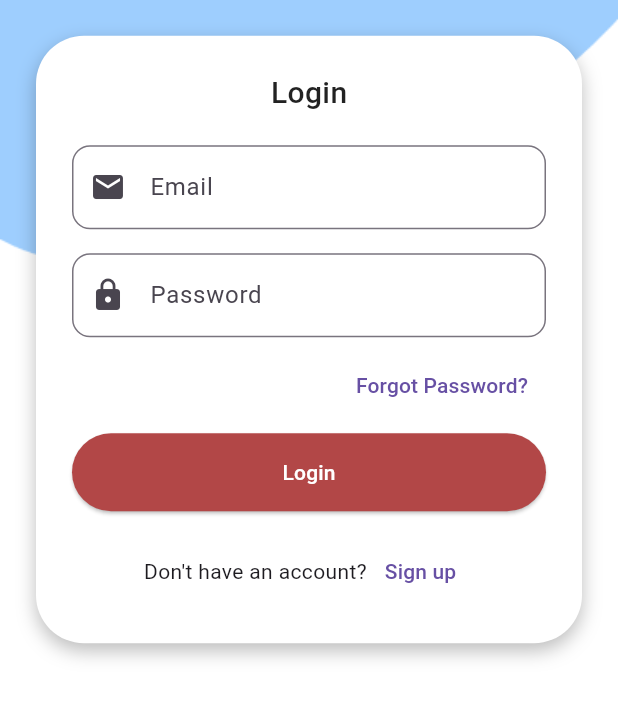
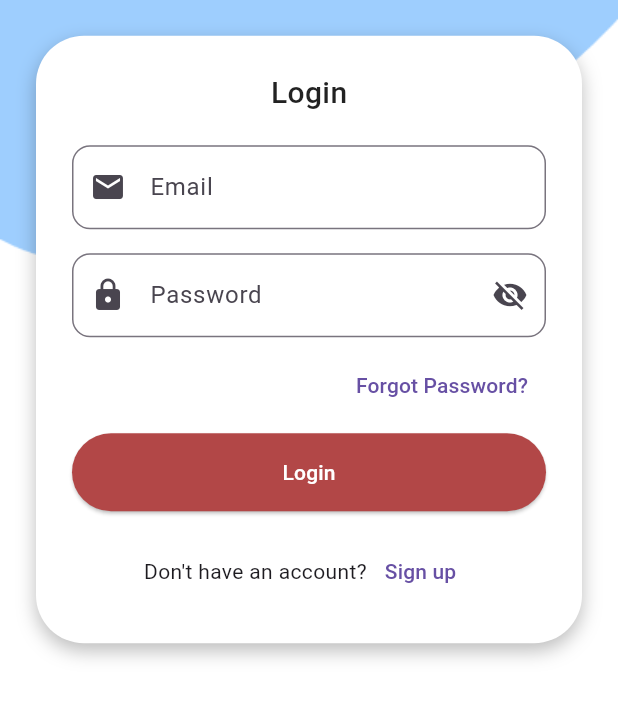
Before and after one commit to stha9840/gadikhoj, a Flutter app: the screen it shows after launch, on a phone screen of 412 x 824 dp, the part 331-1052 px from its top. Run offline on Flutter 3.47's test engine with Material 3 defaults, Android fonts, the phone set to English and light mode, and no system bars; our stand-ins replace animated_splash_screen, lottie; Roboto replaces fonts that are missing (Arial).

Commit message:
password visibility

```diff
--- a/lib/view/login_view.dart
+++ b/lib/view/login_view.dart
@@ -11,6 +11,8 @@ class _LoginViewState extends State<LoginView> {
   final _emailController = TextEditingController();
   final _passwordController = TextEditingController();
   final _formKey = GlobalKey<FormState>();
+  bool _obscurePassword = true;
+
 
   void _login() {
     if (_formKey.currentState!.validate()) {
@@ -25,6 +27,7 @@ class _LoginViewState extends State<LoginView> {
       labelText: label,
       prefixIcon: Icon(icon),
       border: OutlineInputBorder(borderRadius: BorderRadius.circular(12)),
+
     );
   }
 
@@ -91,18 +94,24 @@ class _LoginViewState extends State<LoginView> {
                           ),
                           const SizedBox(height: 16),
                           TextFormField(
-                            controller: _passwordController,
-                            decoration: _inputDecoration(
-                              'Password',
-                              Icons.lock,
-                            ),
-                            obscureText: true,
-                            validator:
-                                (value) =>
-                                    value!.isEmpty
-                                        ? 'Enter your password'
-                                        : null,
-                          ),
+  controller: _passwordController,
+  decoration: _inputDecoration('Password', Icons.lock).copyWith(
+    suffixIcon: IconButton(
+      icon: Icon(
+        _obscurePassword ? Icons.visibility_off : Icons.visibility,
+      ),
+      onPressed: () {
+        setState(() {
+          _obscurePassword = !_obscurePassword;
+        });
+      },
+    ),
+  ),
+  obscureText: _obscurePassword,
+  validator: (value) =>
+      value!.isEmpty ? 'Enter your password' : null,
+),
+
                           const SizedBox(height: 8),
                           Align(
                             alignment: Alignment.centerRight,
--- a/lib/view/signup_view.dart
+++ b/lib/view/signup_view.dart
@@ -136,7 +136,7 @@ class _SignUpViewState extends State<SignUpView> {
                           const Text('Already have an account?'),
                           TextButton(
                             onPressed: () {
-                              Navigator.pushNamed(context, '/');
+                              Navigator.pushNamed(context, '/login');
                             },
                             child: const Text('Login'),
                           ),
```
Also changed, not shown: lib/view/dashboard_view.dart (added, +15 -0 lines).
